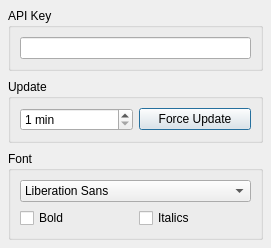
Before: the Qt Designer form src/settings.ui in agarny/wanikani, drawn with Qt 5.
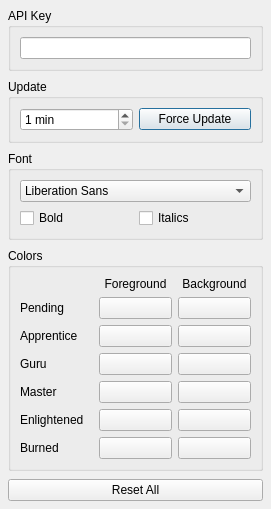
After: the same form once the commit is applied. Icons and pictures are not drawn.

Commit message: Can now modify the foreground/background colours to be used for the different levels.

The edit to the form file:
```diff
--- a/src/settings.ui
+++ b/src/settings.ui
@@ -10,7 +10,7 @@
     <x>0</x>
     <y>0</y>
     <width>320</width>
-    <height>219</height>
+    <height>585</height>
    </rect>
   </property>
   <property name="windowTitle">
@@ -126,6 +126,171 @@
      </layout>
     </widget>
    </item>
+   <item>
+    <widget class="QGroupBox" name="colorsGroupBox">
+     <property name="title">
+      <string>Colors</string>
+     </property>
+     <layout class="QGridLayout" name="gridLayout">
+      <item row="1" column="0">
+       <widget class="QLabel" name="pendingLabel">
+        <property name="text">
+         <string>Pending</string>
+        </property>
+       </widget>
+      </item>
+      <item row="1" column="1">
+       <widget class="QPushButton" name="pendingForegroundPushButton">
+        <property name="autoDefault">
+         <bool>false</bool>
+        </property>
+       </widget>
+      </item>
+      <item row="1" column="2">
+       <widget class="QPushButton" name="pendingBackgroundPushButton">
+        <property name="autoDefault">
+         <bool>false</bool>
+        </property>
+       </widget>
+      </item>
+      <item row="0" column="2">
+       <widget class="QLabel" name="backgroundLabel">
+        <property name="text">
+         <string>Background</string>
+        </property>
+        <property name="alignment">
+         <set>Qt::AlignCenter</set>
+        </property>
+       </widget>
+      </item>
+      <item row="0" column="1">
+       <widget class="QLabel" name="foregroundLabel">
+        <property name="text">
+         <string>Foreground</string>
+        </property>
+        <property name="alignment">
+         <set>Qt::AlignCenter</set>
+        </property>
+       </widget>
+      </item>
+      <item row="2" column="0">
+       <widget class="QLabel" name="apprenticeLabel">
+        <property name="text">
+         <string>Apprentice</string>
+        </property>
+       </widget>
+      </item>
+      <item row="2" column="2">
+       <widget class="QPushButton" name="apprenticeBackgroundPushButton">
+        <property name="autoDefault">
+         <bool>false</bool>
+        </property>
+       </widget>
+      </item>
+      <item row="3" column="1">
+       <widget class="QPushButton" name="guruForegroundPushButton">
+        <property name="autoDefault">
+         <bool>false</bool>
+        </property>
+       </widget>
+      </item>
+      <item row="2" column="1">
+       <widget class="QPushButton" name="apprenticeForegroundPushButton">
+        <property name="autoDefault">
+         <bool>false</bool>
+        </property>
+        <property name="flat">
+         <bool>false</bool>
+        </property>
+       </widget>
+      </item>
+      <item row="4" column="2">
+       <widget class="QPushButton" name="masterBackgroundPushButton">
+        <property name="autoDefault">
+         <bool>false</bool>
+        </property>
+       </widget>
+      </item>
+      <item row="4" column="0">
+       <widget class="QLabel" name="masterLabel">
+        <property name="text">
+         <string>Master</string>
+        </property>
+       </widget>
+      </item>
+      <item row="4" column="1">
+       <widget class="QPushButton" name="masterForegroundPushButton">
+        <property name="autoDefault">
+         <bool>false</bool>
+        </property>
+       </widget>
+      </item>
+      <item row="3" column="2">
+       <widget class="QPushButton" name="guruBackgroundPushButton">
+        <property name="autoDefault">
+         <bool>false</bool>
+        </property>
+       </widget>
+      </item>
+      <item row="6" column="0">
+       <widget class="QLabel" name="burnedLabel">
+        <property name="text">
+         <string>Burned</string>
+        </property>
+       </widget>
+      </item>
+      <item row="6" column="1">
+       <widget class="QPushButton" name="burnedForegroundPushButton">
+        <property name="autoDefault">
+         <bool>false</bool>
+        </property>
+       </widget>
+      </item>
+      <item row="5" column="0">
+       <widget class="QLabel" name="enlightenedLabel">
+        <property name="text">
+         <string>Enlightened</string>
+        </property>
+       </widget>
+      </item>
+      <item row="5" column="2">
+       <widget class="QPushButton" name="enlightenedBackgroundPushButton">
+        <property name="autoDefault">
+         <bool>false</bool>
+        </property>
+       </widget>
+      </item>
+      <item row="5" column="1">
+       <widget class="QPushButton" name="enlightenedForegroundPushButton">
+        <property name="autoDefault">
+         <bool>false</bool>
+        </property>
+       </widget>
+      </item>
+      <item row="6" column="2">
+       <widget class="QPushButton" name="burnedBackgroundPushButton">
+        <property name="autoDefault">
+         <bool>false</bool>
+        </property>
+       </widget>
+      </item>
+      <item row="3" column="0">
+       <widget class="QLabel" name="guruLabel">
+        <property name="text">
+         <string>Guru</string>
+        </property>
+       </widget>
+      </item>
+     </layout>
+    </widget>
+   </item>
+   <item>
+    <widget class="QPushButton" name="resetAllPushButton">
+     <property name="text">
+      <string>Reset All</string>
+     </property>
+    </widget>
+   </item>
   </layout>
  </widget>
  <resources>
```
The commit also changes 3 other files.
